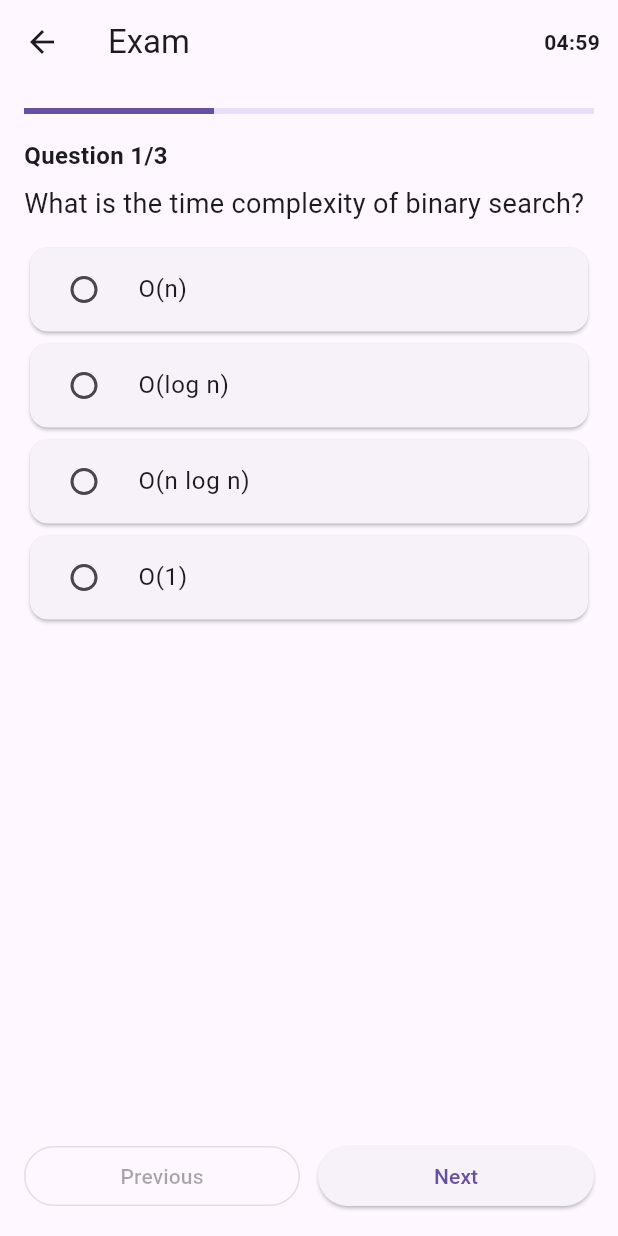
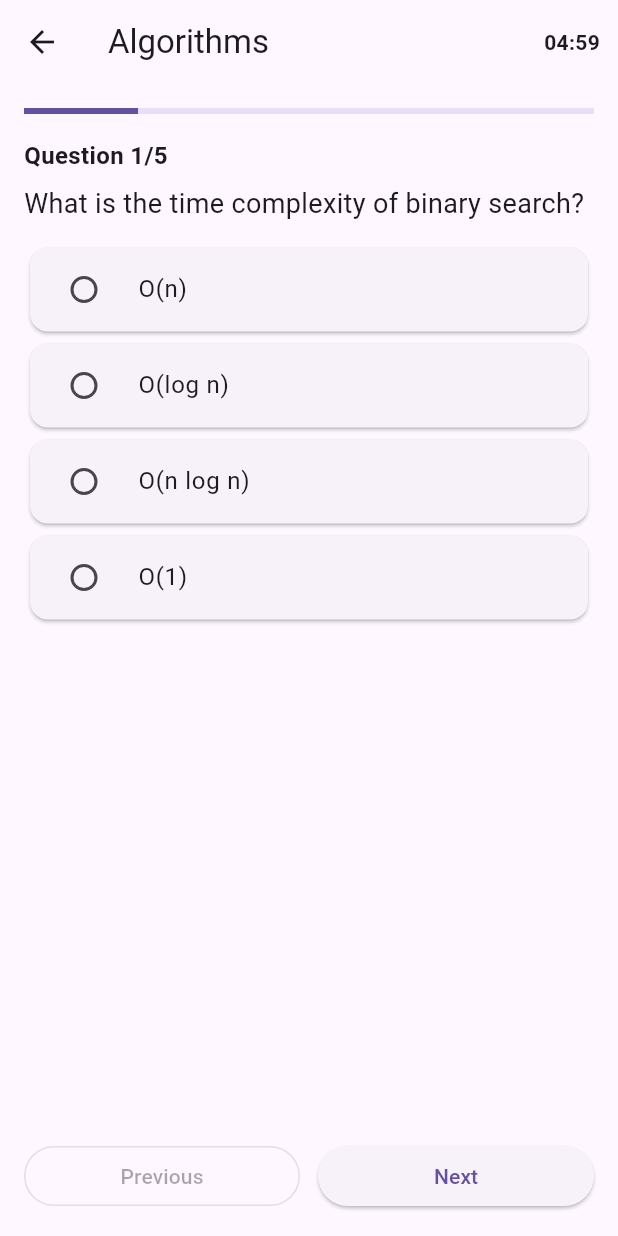
Before and after one commit to CodeCrafter123-bot/Teaching-App, a Flutter app: the CoursesPage screen opened by its route, after a tap on "Algorithms", on a phone screen of 412 x 824 dp. Run offline on Flutter 3.47's test engine with Material 3 defaults, Android fonts, the phone set to English and light mode, and no system bars; our stand-ins replace sqflite; accounts and stored records are empty.

Commit message:
adding question for courses

```diff
--- a/lib/pages/courses_page.dart
+++ b/lib/pages/courses_page.dart
@@ -24,13 +24,14 @@ class CoursesPage extends StatelessWidget {
           final c = courses[i];
           return Card(
             child: ListTile(
-              title: Text(c.$1), // changed from c.item1
-              subtitle: Text(c.$2), // changed from c.item2
+              title: Text(c.$1),
+              subtitle: Text(c.$2),
               leading: const Icon(Icons.menu_book_outlined),
               trailing: const Icon(Icons.chevron_right),
               onTap: () => Navigator.pushNamed(
                 context,
                 AppRoutes.examPlayer,
+                arguments: c.$1, // 👈 send course name
               ),
             ),
           );
--- a/lib/pages/exam_player_page.dart
+++ b/lib/pages/exam_player_page.dart
@@ -1,4 +1,3 @@
-
 import 'dart:async';
 import 'package:flutter/material.dart';
 import '../core/routes.dart';
@@ -11,28 +10,161 @@ class ExamPlayerPage extends StatefulWidget {
 }
 
 class _ExamPlayerPageState extends State<ExamPlayerPage> {
-  final questions = const [
+  late List<Map<String, Object>> questions;
+  String? course;
+  int index = 0;
+  final Map<int, int> selections = {};
+  int secondsLeft = 60 * 5; // 5 minutes
+  Timer? _timer;
+
+  // ✅ Questions bank
+  final Map<String, List<Map<String, Object>>> courseQuestions = {
+    'Algorithms': [
       {
         'q': 'What is the time complexity of binary search?',
         'options': ['O(n)', 'O(log n)', 'O(n log n)', 'O(1)'],
         'answer': 1
       },
       {
-      'q': 'Which data structure uses FIFO?',
-      'options': ['Stack', 'Queue', 'Tree', 'Graph'],
-      'answer': 1
+        'q': 'Which algorithm is used for shortest path in a graph?',
+        'options': ['DFS', 'BFS', 'Dijkstra', 'Kruskal'],
+        'answer': 2
       },
       {
         'q': 'Which sorting algorithm is stable?',
         'options': ['QuickSort', 'MergeSort', 'HeapSort', 'SelectionSort'],
         'answer': 1
       },
-  ];
-
-  int index = 0;
-  final Map<int, int> selections = {};
-  int secondsLeft = 60 * 5; // 5 minutes
-  Timer? _timer;
+      {
+        'q': 'Which algorithm uses divide and conquer?',
+        'options': ['MergeSort', 'BubbleSort', 'InsertionSort', 'CountingSort'],
+        'answer': 0
+      },
+      {
+        'q': 'What is Big-O of linear search?',
+        'options': ['O(1)', 'O(log n)', 'O(n)', 'O(n^2)'],
+        'answer': 2
+      },
+    ],
+    'Data Structures': [
+      {
+        'q': 'Which data structure uses FIFO?',
+        'options': ['Stack', 'Queue', 'Tree', 'Graph'],
+        'answer': 1
+      },
+      {
+        'q': 'Which data structure uses LIFO?',
+        'options': ['Stack', 'Queue', 'Tree', 'Graph'],
+        'answer': 0
+      },
+      {
+        'q': 'Which data structure is best for implementing recursion?',
+        'options': ['Stack', 'Queue', 'Linked List', 'Array'],
+        'answer': 0
+      },
+      {
+        'q': 'Which data structure is used in BFS?',
+        'options': ['Stack', 'Queue', 'Heap', 'Graph'],
+        'answer': 1
+      },
+      {
+        'q': 'Which data structure allows fast search?',
+        'options': ['Linked List', 'Array', 'Hash Table', 'Stack'],
+        'answer': 2
+      },
+    ],
+    'Operating Systems': [
+      {
+        'q': 'Which is not a type of OS?',
+        'options': ['Batch', 'Time-sharing', 'Distributed', 'Linked List'],
+        'answer': 3
+      },
+      {
+        'q': 'Which algorithm is used for CPU scheduling?',
+        'options': ['FCFS', 'SJF', 'Round Robin', 'All of the above'],
+        'answer': 3
+      },
+      {
+        'q': 'Which component manages memory?',
+        'options': ['Kernel', 'Compiler', 'Shell', 'Loader'],
+        'answer': 0
+      },
+      {
+        'q': 'Deadlock occurs when?',
+        'options': [
+          'Processes share resources',
+          'Processes wait indefinitely',
+          'CPU is idle',
+          'Memory is full'
+        ],
+        'answer': 1
+      },
+      {
+        'q': 'Which is a page replacement algorithm?',
+        'options': ['FIFO', 'LRU', 'Optimal', 'All of these'],
+        'answer': 3
+      },
+    ],
+    'Computer Networks': [
+      {
+        'q': 'Which layer does IP belong to?',
+        'options': ['Application', 'Transport', 'Network', 'Data Link'],
+        'answer': 2
+      },
+      {
+        'q': 'Which protocol is connection-oriented?',
+        'options': ['UDP', 'TCP', 'IP', 'HTTP'],
+        'answer': 1
+      },
+      {
+        'q': 'Which device operates at data link layer?',
+        'options': ['Router', 'Switch', 'Hub', 'Gateway'],
+        'answer': 1
+      },
+      {
+        'q': 'Which is not a routing algorithm?',
+        'options': ['Distance Vector', 'Link State', 'Dijkstra', 'Binary Search'],
+        'answer': 3
+      },
+      {
+        'q': 'Default port for HTTPS?',
+        'options': ['80', '21', '25', '443'],
+        'answer': 3
+      },
+    ],
+    'Databases': [
+      {
+        'q': 'Which language is used to query databases?',
+        'options': ['HTML', 'SQL', 'C++', 'XML'],
+        'answer': 1
+      },
+      {
+        'q': 'Which normal form removes partial dependency?',
+        'options': ['1NF', '2NF', '3NF', 'BCNF'],
+        'answer': 1
+      },
+      {
+        'q': 'Which is a primary key property?',
+        'options': ['Unique', 'Nullable', 'Duplicate allowed', 'None'],
+        'answer': 0
+      },
+      {
+        'q': 'Which join returns all rows?',
+        'options': ['Inner Join', 'Left Join', 'Full Outer Join', 'Cross Join'],
+        'answer': 2
+      },
+      {
+        'q': 'ACID in DB stands for?',
+        'options': [
+          'Atomicity, Consistency, Isolation, Durability',
+          'Accuracy, Consistency, Isolation, Durability',
+          'Access, Control, Integrity, Data',
+          'None of these'
+        ],
+        'answer': 0
+      },
+    ],
+  };
 
   @override
   void initState() {
@@ -45,6 +177,15 @@ class _ExamPlayerPageState extends State<ExamPlayerPage> {
         _submit();
       }
     });
+  }
+
+  @override
+  void didChangeDependencies() {
+    super.didChangeDependencies();
+    if (course == null) {
+      course = ModalRoute.of(context)!.settings.arguments as String;
+      questions = courseQuestions[course] ?? [];
+    }
   }
 
   @override
@@ -61,24 +202,38 @@ class _ExamPlayerPageState extends State<ExamPlayerPage> {
     Navigator.pushReplacementNamed(
       context,
       AppRoutes.examResult,
-      arguments: {'score': score, 'total': questions.length, 'answers': selections, 'questions': questions},
+      arguments: {
+        'score': score,
+        'total': questions.length,
+        'answers': selections,
+        'questions': questions,
+      },
     );
   }
 
   @override
   Widget build(BuildContext context) {
+    if (questions.isEmpty) {
+      return const Scaffold(
+        body: Center(child: Text("No questions found for this course")),
+      );
+    }
+
     final q = questions[index];
     final minutes = (secondsLeft ~/ 60).toString().padLeft(2, '0');
     final seconds = (secondsLeft % 60).toString().padLeft(2, '0');
 
     return Scaffold(
       appBar: AppBar(
-        title: const Text('Exam'),
+        title: Text(course ?? 'Exam'),
         actions: [
-          Center(child: Padding(
+          Center(
+            child: Padding(
               padding: const EdgeInsets.symmetric(horizontal: 12.0),
-            child: Text('$minutes:$seconds', style: const TextStyle(fontWeight: FontWeight.w600)),
-          )),
+              child: Text('$minutes:$seconds',
+                  style: const TextStyle(fontWeight: FontWeight.w600)),
+            ),
+          ),
         ],
       ),
       body: Padding(
@@ -88,7 +243,9 @@ class _ExamPlayerPageState extends State<ExamPlayerPage> {
           children: [
             LinearProgressIndicator(value: (index + 1) / questions.length),
             const SizedBox(height: 16),
-            Text('Question ${index + 1}/${questions.length}', style: const TextStyle(fontSize: 16, fontWeight: FontWeight.w600)),
+            Text('Question ${index + 1}/${questions.length}',
+                style: const TextStyle(
+                    fontSize: 16, fontWeight: FontWeight.w600)),
             const SizedBox(height: 8),
             Text(q['q'] as String, style: const TextStyle(fontSize: 18)),
             const SizedBox(height: 12),
@@ -119,7 +276,8 @@ class _ExamPlayerPageState extends State<ExamPlayerPage> {
                     onPressed: index == questions.length - 1
                         ? _submit
                         : () => setState(() => index++),
-                    child: Text(index == questions.length - 1 ? 'Submit' : 'Next'),
+                    child: Text(
+                        index == questions.length - 1 ? 'Submit' : 'Next'),
                   ),
                 ),
               ],
--- a/pubspec.yaml
+++ b/pubspec.yaml
@@ -30,6 +30,7 @@ environment:
 dependencies:
   flutter:
     sdk: flutter
+
 
   # The following adds the Cupertino Icons font to your application.
   # Use with the CupertinoIcons class for iOS style icons.
```
Lines whose indentation alone changed are shown as unchanged.
